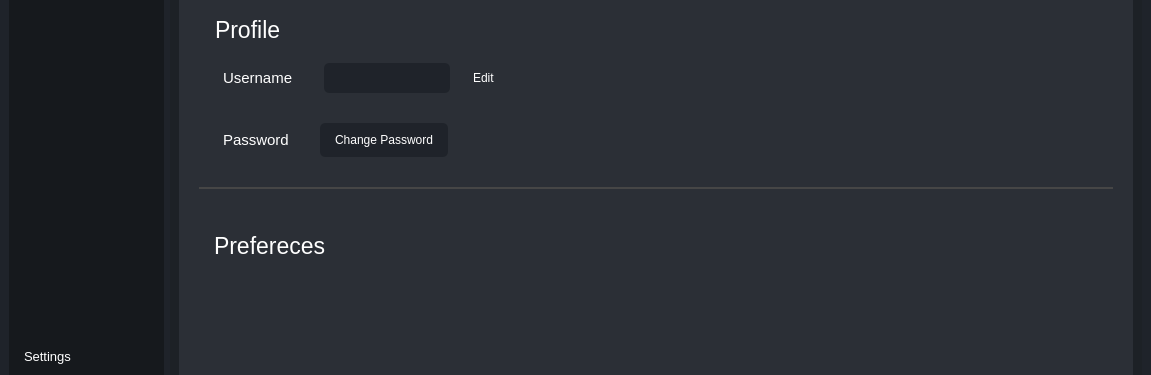
First picture: the form in Server/mainwindow.ui, repository MeirMeshulami/RT-Image-Processing, before the edit; both pictures show x 0 to 1151 and y 153 to 528 of the 1151 by 634 pixel window.
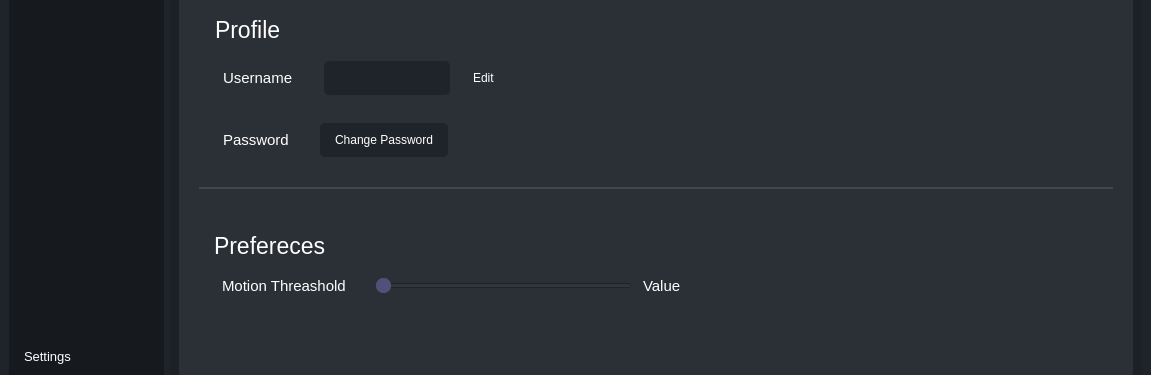
Second picture: the form after the edit. The open tabs and pages were chosen to show the change. Icons and pictures are not drawn.

```diff
--- a/Server/mainwindow.ui
+++ b/Server/mainwindow.ui
@@ -113,6 +113,30 @@
 QScrollBar::add-page:vertical, QScrollBar::sub-page:vertical {
 	background: none;
 }
+
+/*===== QSlider ===*/
+/* HORIZONTAL SLIDER */
+QSlider:horizontal {
+    border: none;
+    background: rgb(45, 45, 68);
+    height: 14px;
+    margin: 15px 0 15px 0;
+    border-radius: 0px;
+}
+
+/* HANDLE BAR HORIZONTAL */
+QSlider::handle:horizontal {
+    background-color: rgb(80, 80, 122);
+    width: 30px;
+    border-radius: 7px;
+}
+QSlider::handle:horizontal:hover {
+    background-color: rgb(255, 0, 127);
+}
+QSlider::handle:horizontal:pressed {
+    background-color: rgb(185, 0, 92);
+}
+
 </string>
   </property>
   <widget class="QWidget" name="centralwidget">
@@ -1400,8 +1424,8 @@
                       <rect>
                        <x>0</x>
                        <y>0</y>
-                       <width>462</width>
-                       <height>290</height>
+                       <width>906</width>
+                       <height>452</height>
                       </rect>
                      </property>
                      <property name="styleSheet">
@@ -1460,7 +1484,7 @@
                             <item>
                              <widget class="QLineEdit" name="nameText">
                               <property name="sizePolicy">
-                               <sizepolicy hsizetype="Maximum" vsizetype="Maximum">
+                               <sizepolicy hsizetype="Maximum" vsizetype="Preferred">
                                 <horstretch>0</horstretch>
                                 <verstretch>0</verstretch>
                                </sizepolicy>
@@ -1534,7 +1558,7 @@
                             <item>
                              <widget class="QLabel" name="label">
                               <property name="sizePolicy">
-                               <sizepolicy hsizetype="Maximum" vsizetype="Fixed">
+                               <sizepolicy hsizetype="Maximum" vsizetype="Preferred">
                                 <horstretch>0</horstretch>
                                 <verstretch>0</verstretch>
                                </sizepolicy>
@@ -1588,8 +1612,8 @@
                         </layout>
                        </widget>
                       </item>
-                      <item>
-                       <widget class="QWidget" name="widget_2" native="true">
+                      <item alignment="Qt::AlignTop">
+                       <widget class="QWidget" name="PreferecesArea" native="true">
                         <layout class="QVBoxLayout" name="verticalLayout_18">
                          <item alignment="Qt::AlignTop">
                           <widget class="QLabel" name="title_2">
@@ -1604,6 +1628,82 @@
                            </property>
                           </widget>
                          </item>
+                         <item>
+                          <widget class="QFrame" name="motionThreasholdFrame">
+                           <property name="sizePolicy">
+                            <sizepolicy hsizetype="Preferred" vsizetype="Preferred">
+                             <horstretch>0</horstretch>
+                             <verstretch>0</verstretch>
+                            </sizepolicy>
+                           </property>
+                           <property name="frameShape">
+                            <enum>QFrame::StyledPanel</enum>
+                           </property>
+                           <property name="frameShadow">
+                            <enum>QFrame::Raised</enum>
+                           </property>
+                           <layout class="QHBoxLayout" name="horizontalLayout_13">
+                            <item>
+                             <widget class="QLabel" name="label_2">
+                              <property name="sizePolicy">
+                               <sizepolicy hsizetype="Maximum" vsizetype="Preferred">
+                                <horstretch>0</horstretch>
+                                <verstretch>0</verstretch>
+                               </sizepolicy>
+                              </property>
+                              <property name="styleSheet">
+                               <string notr="true">margin-right:20px;</string>
+                              </property>
+                              <property name="text">
+                               <string>Motion Threashold</string>
+                              </property>
+                             </widget>
+                            </item>
+                            <item>
+                             <widget class="QSlider" name="threasholdSlider">
+                              <property name="sizePolicy">
+                               <sizepolicy hsizetype="Minimum" vsizetype="Preferred">
+                                <horstretch>0</horstretch>
+                                <verstretch>0</verstretch>
+                               </sizepolicy>
+                              </property>
+                              <property name="minimumSize">
+                               <size>
+                                <width>256</width>
+                                <height>0</height>
+                               </size>
+                              </property>
+                              <property name="maximum">
+                               <number>256</number>
+                              </property>
+                              <property name="orientation">
+                               <enum>Qt::Horizontal</enum>
+                              </property>
+                             </widget>
+                            </item>
+                            <item>
+                             <widget class="QLabel" name="MotionValue">
+                              <property name="text">
+                               <string>Value</string>
+                              </property>
+                             </widget>
+                            </item>
+                            <item>
+                             <spacer name="horizontalSpacer_3">
+                              <property name="orientation">
+                               <enum>Qt::Horizontal</enum>
+                              </property>
+                              <property name="sizeHint" stdset="0">
+                               <size>
+                                <width>40</width>
+                                <height>20</height>
+                               </size>
+                              </property>
+                             </spacer>
+                            </item>
+                           </layout>
+                          </widget>
+                         </item>
                         </layout>
                        </widget>
                       </item>
```
Left out of the diff: 10 changed lines with no effect on the pictures.
